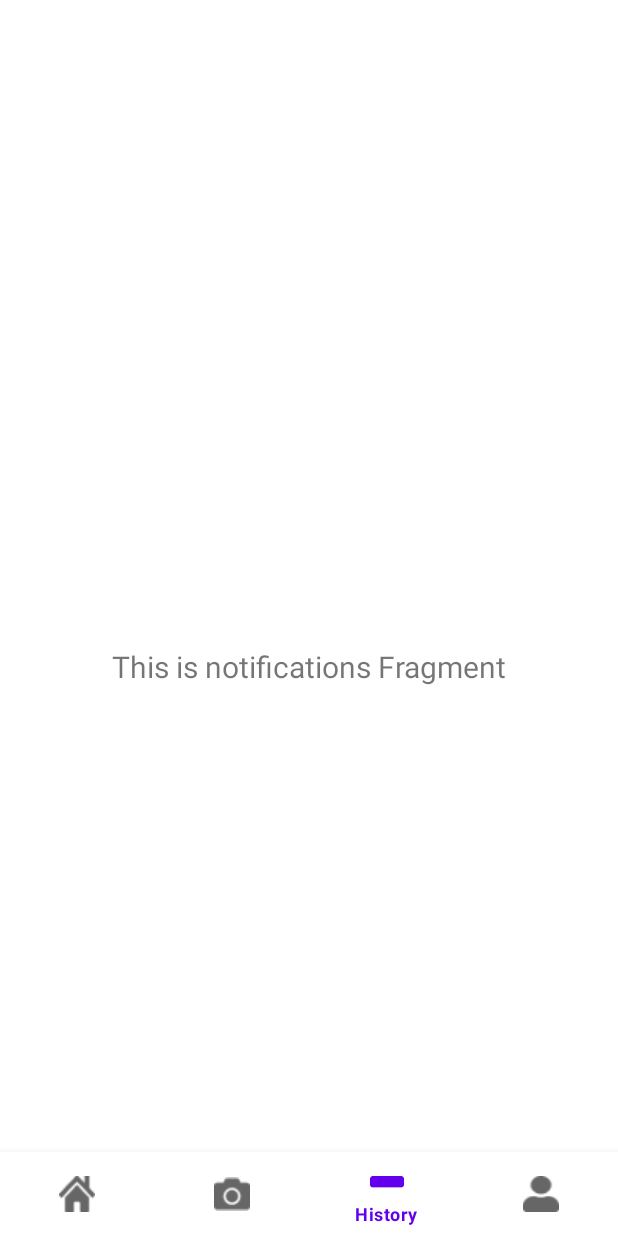
After one commit to jessicas16/KneeCheckApp, an Android app: the HistoryFragment screen opened through its navigation route, on a phone screen of 412 x 824 dp. The commit adds this screen. Run offline under Robolectric (Android 15) with nearby library versions, the phone set to English and light mode, and no system bars; our stand-ins replace navigation-ui.

Commit message:
bottom nav dokter done

```diff
--- a/app/src/main/AndroidManifest.xml
+++ b/app/src/main/AndroidManifest.xml
@@ -20,6 +20,9 @@
         android:theme="@style/Theme.KneeCheck"
         tools:targetApi="31">
         <activity
+            android:name=".DokterActivity"
+            android:exported="false" />
+        <activity
             android:name=".RegisterDokterActivity"
             android:exported="false" />
         <activity
--- /dev/null
+++ b/app/src/main/java/com/example/kneecheck/DokterActivity.kt
@@ -0,0 +1,25 @@
+package com.example.kneecheck
+
+import android.os.Bundle
+import com.google.android.material.bottomnavigation.BottomNavigationView
+import androidx.appcompat.app.AppCompatActivity
+import androidx.navigation.findNavController
+import androidx.navigation.ui.setupWithNavController
+import com.example.kneecheck.databinding.ActivityDokterBinding
+
+class DokterActivity : AppCompatActivity() {
+
+    private lateinit var binding: ActivityDokterBinding
+
+    override fun onCreate(savedInstanceState: Bundle?) {
+        super.onCreate(savedInstanceState)
+
+        binding = ActivityDokterBinding.inflate(layoutInflater)
+        setContentView(binding.root)
+        val navView: BottomNavigationView = binding.navView
+
+
+        val navController = findNavController(R.id.nav_host_fragment_activity_dokter)
+        navView.setupWithNavController(navController)
+    }
+}
--- a/app/src/main/java/com/example/kneecheck/LoginActivity.kt
+++ b/app/src/main/java/com/example/kneecheck/LoginActivity.kt
@@ -65,8 +65,9 @@ class LoginActivity : AppCompatActivity() {
 //                            val intent = Intent(this@LoginActivity, LandingPagePasienActivity::class.java)
 //                            startActivity(intent)
                         } else {
-//                            val intent = Intent(this@LoginActivity, LandingPageDokterActivity::class.java)
-//                            startActivity(intent)
+                            val intent = Intent(this@LoginActivity, DokterActivity::class.java)
+                            startActivity(intent)
+//                            finish()
                         }
                     }
                 } catch (e: Exception) {
--- /dev/null
+++ b/app/src/main/java/com/example/kneecheck/dokter/dashboard/DashboardFragment.kt
@@ -0,0 +1,34 @@
+package com.example.kneecheck.dokter.dashboard
+
+import android.os.Bundle
+import android.view.LayoutInflater
+import android.view.View
+import android.view.ViewGroup
+import androidx.fragment.app.Fragment
+import com.example.kneecheck.databinding.FragmentDashboardBinding
+
+class DashboardFragment : Fragment() {
+
+    private var _binding: FragmentDashboardBinding? = null
+
+    private val binding get() = _binding!!
+
+    override fun onCreateView(
+        inflater: LayoutInflater,
+        container: ViewGroup?,
+        savedInstanceState: Bundle?
+    ): View {
+
+        _binding = FragmentDashboardBinding.inflate(inflater, container, false)
+        val root: View = binding.root
+
+        binding.tvNamaDokter.text = "hailsdafjjlasdjhadsjksdaljkasdljkdasljksd"
+
+        return root
+    }
+
+    override fun onDestroyView() {
+        super.onDestroyView()
+        _binding = null
+    }
+}
--- /dev/null
+++ b/app/src/main/java/com/example/kneecheck/dokter/history/HistoryFragment.kt
@@ -0,0 +1,42 @@
+package com.example.kneecheck.dokter.history
+
+import android.os.Bundle
+import android.view.LayoutInflater
+import android.view.View
+import android.view.ViewGroup
+import android.widget.TextView
+import androidx.fragment.app.Fragment
+import androidx.lifecycle.ViewModelProvider
+import com.example.kneecheck.databinding.FragmentHistoryBinding
+
+class HistoryFragment : Fragment() {
+
+    private var _binding: FragmentHistoryBinding? = null
+
+    // This property is only valid between onCreateView and
+    // onDestroyView.
+    private val binding get() = _binding!!
+
+    override fun onCreateView(
+        inflater: LayoutInflater,
+        container: ViewGroup?,
+        savedInstanceState: Bundle?
+    ): View {
+        val historyViewModel =
+            ViewModelProvider(this).get(HistoryViewModel::class.java)
+
+        _binding = FragmentHistoryBinding.inflate(inflater, container, false)
+        val root: View = binding.root
+
+        val textView: TextView = binding.textNotifications
+        historyViewModel.text.observe(viewLifecycleOwner) {
+            textView.text = it
+        }
+        return root
+    }
+
+    override fun onDestroyView() {
+        super.onDestroyView()
+        _binding = null
+    }
+}
--- /dev/null
+++ b/app/src/main/java/com/example/kneecheck/dokter/history/HistoryViewModel.kt
@@ -0,0 +1,13 @@
+package com.example.kneecheck.dokter.history
+
+import androidx.lifecycle.LiveData
+import androidx.lifecycle.MutableLiveData
+import androidx.lifecycle.ViewModel
+
+class HistoryViewModel : ViewModel() {
+
+    private val _text = MutableLiveData<String>().apply {
+        value = "This is notifications Fragment"
+    }
+    val text: LiveData<String> = _text
+}
--- /dev/null
+++ b/app/src/main/res/layout/activity_dokter.xml
@@ -0,0 +1,33 @@
+<?xml version="1.0" encoding="utf-8"?>
+<androidx.constraintlayout.widget.ConstraintLayout xmlns:android="http://schemas.android.com/apk/res/android"
+    xmlns:app="http://schemas.android.com/apk/res-auto"
+    android:id="@+id/container"
+    android:layout_width="match_parent"
+    android:layout_height="match_parent"
+    android:paddingTop="?attr/actionBarSize">
+
+    <com.google.android.material.bottomnavigation.BottomNavigationView
+        android:id="@+id/nav_view"
+        android:layout_width="0dp"
+        android:layout_height="wrap_content"
+        android:layout_marginStart="0dp"
+        android:layout_marginEnd="0dp"
+        android:background="?android:attr/windowBackground"
+        app:layout_constraintBottom_toBottomOf="parent"
+        app:layout_constraintLeft_toLeftOf="parent"
+        app:layout_constraintRight_toRightOf="parent"
+        app:menu="@menu/bottom_nav_menu" />
+
+    <fragment
+        android:id="@+id/nav_host_fragment_activity_dokter"
+        android:name="androidx.navigation.fragment.NavHostFragment"
+        android:layout_width="match_parent"
+        android:layout_height="match_parent"
+        app:defaultNavHost="true"
+        app:layout_constraintBottom_toTopOf="@id/nav_view"
+        app:layout_constraintLeft_toLeftOf="parent"
+        app:layout_constraintRight_toRightOf="parent"
+        app:layout_constraintTop_toTopOf="parent"
+        app:navGraph="@navigation/mobile_navigation" />
+
+</androidx.constraintlayout.widget.ConstraintLayout>
--- /dev/null
+++ b/app/src/main/res/layout/fragment_history.xml
@@ -0,0 +1,22 @@
+<?xml version="1.0" encoding="utf-8"?>
+<androidx.constraintlayout.widget.ConstraintLayout xmlns:android="http://schemas.android.com/apk/res/android"
+    xmlns:app="http://schemas.android.com/apk/res-auto"
+    xmlns:tools="http://schemas.android.com/tools"
+    android:layout_width="match_parent"
+    android:layout_height="match_parent"
+    tools:context=".dokter.history.HistoryFragment">
+
+    <TextView
+        android:id="@+id/text_notifications"
+        android:layout_width="match_parent"
+        android:layout_height="wrap_content"
+        android:layout_marginStart="8dp"
+        android:layout_marginTop="8dp"
+        android:layout_marginEnd="8dp"
+        android:textAlignment="center"
+        android:textSize="20sp"
+        app:layout_constraintBottom_toBottomOf="parent"
+        app:layout_constraintEnd_toEndOf="parent"
+        app:layout_constraintStart_toStartOf="parent"
+        app:layout_constraintTop_toTopOf="parent" />
+</androidx.constraintlayout.widget.ConstraintLayout>
--- /dev/null
+++ b/app/src/main/res/menu/bottom_nav_menu.xml
@@ -0,0 +1,24 @@
+<?xml version="1.0" encoding="utf-8"?>
+<menu xmlns:android="http://schemas.android.com/apk/res/android">
+
+    <item
+        android:id="@+id/navigation_dashboard"
+        android:icon="@drawable/ic_dashboard_selector"
+        android:title="@string/title_dashboard" />
+
+    <item
+        android:id="@+id/navigation_scan"
+        android:icon="@drawable/ic_scan_selector"
+        android:title="Scan" />
+
+    <item
+        android:id="@+id/navigation_history"
+        android:icon="@drawable/ic_histori_selector"
+        android:title="History" />
+
+    <item
+        android:id="@+id/navigation_profile"
+        android:icon="@drawable/ic_profile_selector"
+        android:title="Profile" />
+
+</menu>
--- /dev/null
+++ b/app/src/main/res/navigation/mobile_navigation.xml
@@ -0,0 +1,33 @@
+<?xml version="1.0" encoding="utf-8"?>
+<navigation xmlns:android="http://schemas.android.com/apk/res/android"
+    xmlns:app="http://schemas.android.com/apk/res-auto"
+    xmlns:tools="http://schemas.android.com/tools"
+    android:id="@+id/mobile_navigation"
+    app:startDestination="@+id/navigation_dashboard">
+
+    <fragment
+        android:id="@+id/navigation_dashboard"
+        android:name="com.example.kneecheck.dokter.dashboard.DashboardFragment"
+        android:label="Scan"
+        tools:layout="@layout/fragment_scan" />
+
+    <fragment
+        android:id="@+id/navigation_scan"
+        android:name="com.example.kneecheck.dokter.scan.ScanFragment"
+        android:label="Dashboard"
+        tools:layout="@layout/fragment_dashboard" />
+
+
+
+    <fragment
+        android:id="@+id/navigation_history"
+        android:name="com.example.kneecheck.dokter.history.HistoryFragment"
+        android:label="History"
+        tools:layout="@layout/fragment_history" />
+
+    <fragment
+        android:id="@+id/navigation_profile"
+        android:name="com.example.kneecheck.dokter.history.HistoryFragment"
+        android:label="Profile"
+        tools:layout="@layout/fragment_history" />
+</navigation>
--- a/app/src/main/res/values/strings.xml
+++ b/app/src/main/res/values/strings.xml
@@ -16,4 +16,5 @@
     <string name="title_activity_bottom_navigation">BottomNavigation</string>
     <string name="hello_blank_fragment">Hello blank fragment</string>
     <string name="title_activity_bottom_navigation_pasien">BottomNavigationPasien</string>
+    <string name="title_activity_dokter">DokterActivity</string>
 </resources>
```
Also changed, not shown: app/src/main/java/com/example/kneecheck/dokter/dashboard/DashboardViewModel.kt (added, +13 -0 lines), app/src/main/java/com/example/kneecheck/dokter/profile/ProfileFragment.kt (added, +59 -0 lines), app/src/main/java/com/example/kneecheck/dokter/profile/ProfileViewModel.kt (added, +13 -0 lines), app/src/main/java/com/example/kneecheck/dokter/scan/ScanFragment.kt (added, +42 -0 lines), app/src/main/java/com/example/kneecheck/dokter/scan/ScanViewModel.kt (added, +13 -0 lines), app/src/main/res/layout/fragment_dashboard.xml (added, +53 -0 lines), app/src/main/res/layout/fragment_profile.xml (added, +14 -0 lines), app/src/main/res/layout/fragment_scan.xml (added, +22 -0 lines).
